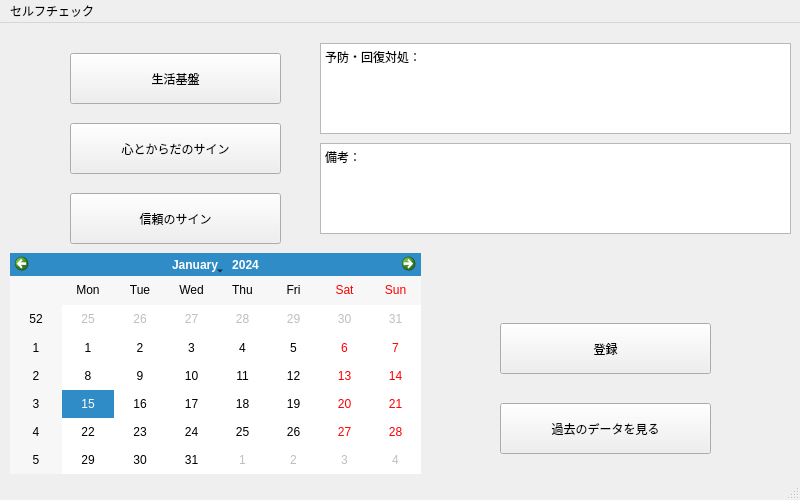
Above: topWindow.ui from mogise/selfcare before the change. Below: the same form after it.
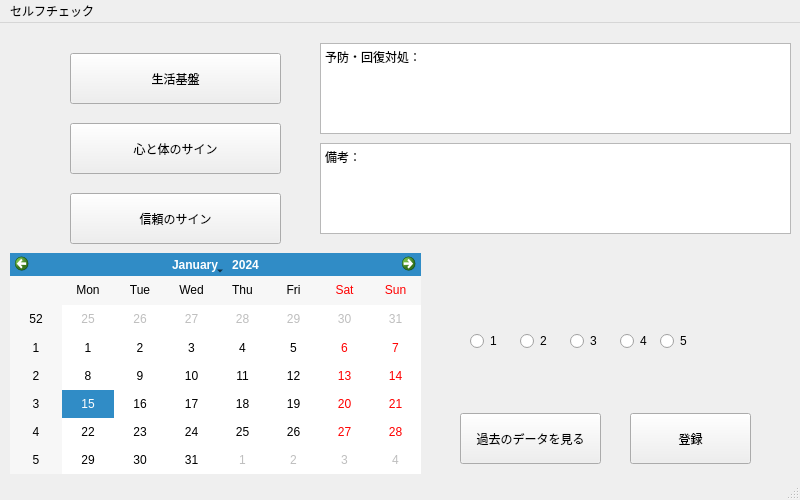
That is the form after the change.

```diff
--- a/topWindow.ui
+++ b/topWindow.ui
@@ -53,9 +53,9 @@
    <widget class="QPushButton" name="pushButton_4">
     <property name="geometry">
      <rect>
-      <x>500</x>
-      <y>380</y>
-      <width>211</width>
+      <x>460</x>
+      <y>390</y>
+      <width>141</width>
       <height>51</height>
      </rect>
     </property>
@@ -66,9 +66,9 @@
    <widget class="QPushButton" name="pushButton_6">
     <property name="geometry">
      <rect>
-      <x>500</x>
-      <y>300</y>
-      <width>211</width>
+      <x>630</x>
+      <y>390</y>
+      <width>121</width>
       <height>51</height>
      </rect>
     </property>
@@ -99,7 +99,7 @@
      </rect>
     </property>
     <property name="text">
-     <string>心とからだのサイン</string>
+     <string>心と体のサイン</string>
     </property>
    </widget>
    <widget class="QPushButton" name="pushButton_9">
@@ -115,6 +115,71 @@
      <string>生活基盤</string>
     </property>
    </widget>
+   <widget class="QRadioButton" name="radioButton_1">
+    <property name="geometry">
+     <rect>
+      <x>470</x>
+      <y>310</y>
+      <width>41</width>
+      <height>16</height>
+     </rect>
+    </property>
+    <property name="text">
+     <string>1</string>
+    </property>
+   </widget>
+   <widget class="QRadioButton" name="radioButton_2">
+    <property name="geometry">
+     <rect>
+      <x>520</x>
+      <y>310</y>
+      <width>31</width>
+      <height>16</height>
+     </rect>
+    </property>
+    <property name="text">
+     <string>2</string>
+    </property>
+   </widget>
+   <widget class="QRadioButton" name="radioButton_3">
+    <property name="geometry">
+     <rect>
+      <x>570</x>
+      <y>310</y>
+      <width>31</width>
+      <height>16</height>
+     </rect>
+    </property>
+    <property name="text">
+     <string>3</string>
+    </property>
+   </widget>
+   <widget class="QRadioButton" name="radioButton_4">
+    <property name="geometry">
+     <rect>
+      <x>620</x>
+      <y>310</y>
+      <width>31</width>
+      <height>16</height>
+     </rect>
+    </property>
+    <property name="text">
+     <string>4</string>
+    </property>
+   </widget>
+   <widget class="QRadioButton" name="radioButton_5">
+    <property name="geometry">
+     <rect>
+      <x>660</x>
+      <y>310</y>
+      <width>31</width>
+      <height>16</height>
+     </rect>
+    </property>
+    <property name="text">
+     <string>5</string>
+    </property>
+   </widget>
   </widget>
   <widget class="QMenuBar" name="menubar">
    <property name="geometry">
```
Left out of the diff: 2 changed lines with no effect on the pictures.
